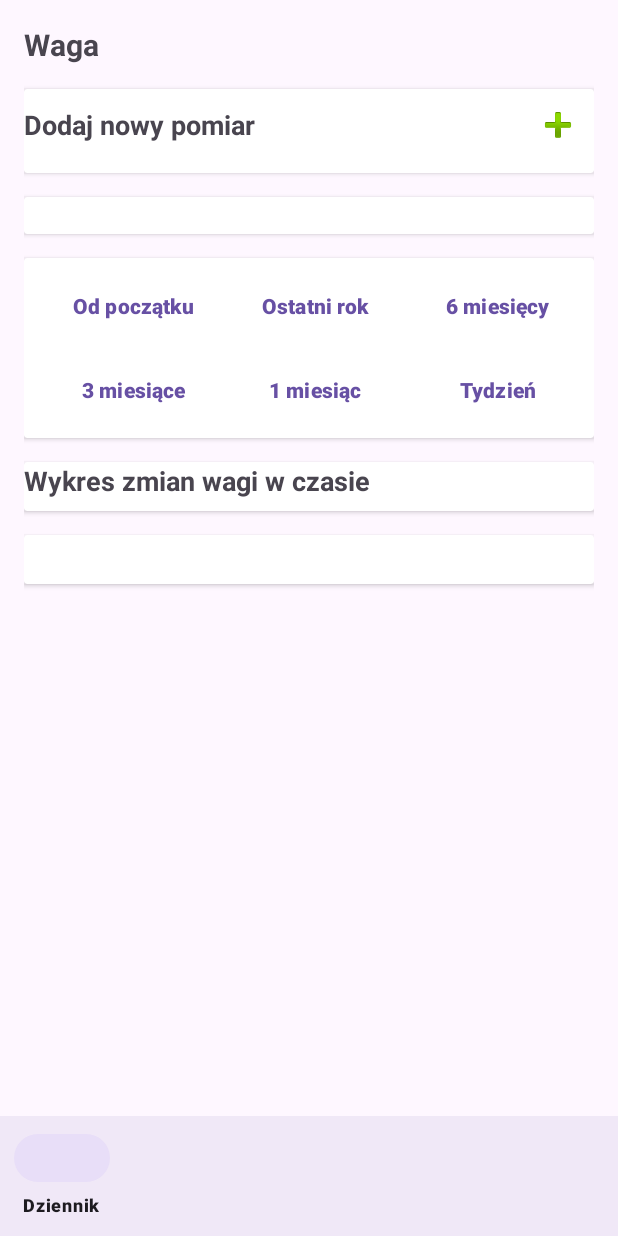
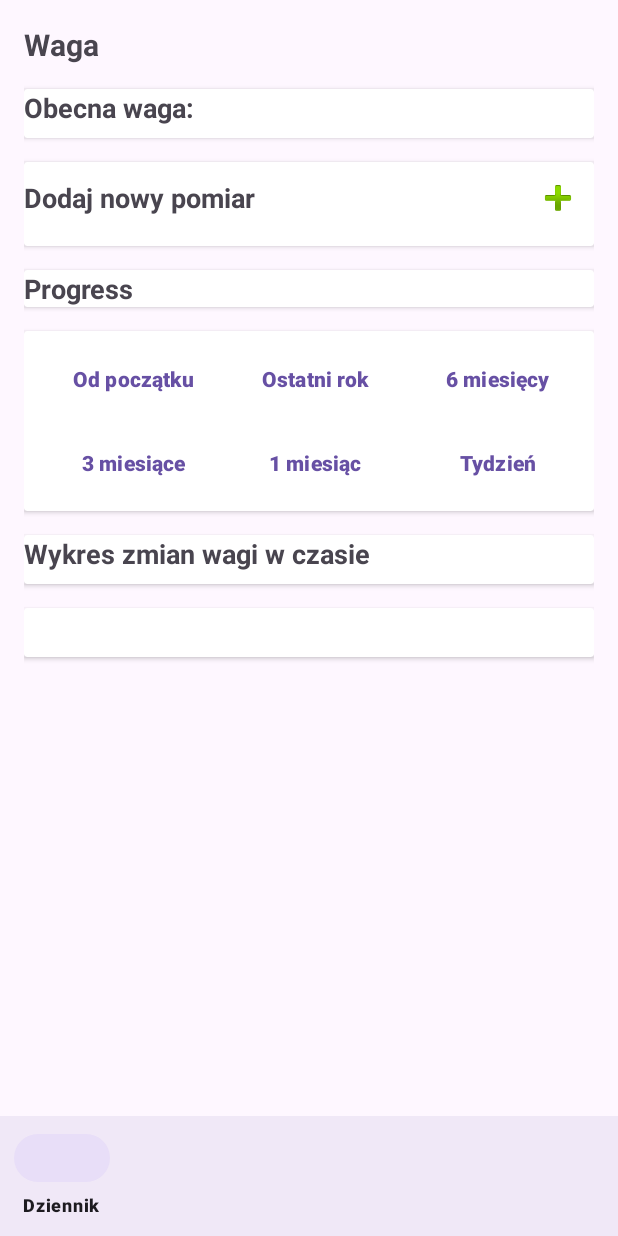
Before and after one commit to kamknap/inzynierska, an Android app built with Jetpack Compose: the fragment UserWeightFragment placed in its activity, on a phone screen of 412 x 824 dp. Run offline under Robolectric (Android 15) with nearby library versions, the phone set to English and light mode, and no system bars.

Commit message:
Add user weight tracking and progress stats
Introduces API methods and UI elements for displaying current user weight and progress towards goals. Updates data models to include initial weight, adjusts fragments to fetch and show weight/progress, and refines layout for better presentation.

```diff
--- a/app/src/main/java/com/example/fithub/ApiService.kt
+++ b/app/src/main/java/com/example/fithub/ApiService.kt
@@ -8,14 +8,17 @@ interface ApiService {
     @GET("/api/users")
     suspend fun getUsers(): List<NewUserDto>
 
+    @GET("/api/users/{id}")
+    suspend fun getUserById(@Path("id") id: String): NewUserDto
+
     @POST("/api/users")
     suspend fun createUser(@Body user: CreateUserDto): NewUserDto
 
     @POST("/api/user-goals")
     suspend fun createUserGoal(@Body userGoal: CreateUserGoalDto): UserGoalDto
 
-    @GET("/api/user-goals")
-    suspend fun getUserGoals(): List<UserGoalDto>
+    @GET("/api/user-goals/user/{userId}")
+    suspend fun getUserGoalsByUserId(@Path("userId") userId: String): List<UserGoalDto>
 
     // Foods endpoints
     @GET("/api/foods")
--- a/app/src/main/java/com/example/fithub/UserGoalsFragment.kt
+++ b/app/src/main/java/com/example/fithub/UserGoalsFragment.kt
@@ -281,6 +281,7 @@ class GoalsFragment : Fragment(R.layout.fragment_user_goals) {
                             "maintain" -> "maintain"
                             else -> "maintain"
                         },
+                        firstWeightKg = goals.firstWeight?.toInt() ?: 0,
                         targetWeightKg = goals.targetWeight?.toInt() ?: 0,
                         plan = GoalPlanData(
                             trainingFrequencyPerWeek = goals.trainingFrequencyPerWeek,
--- a/app/src/main/java/com/example/fithub/UserWeightFragment.kt
+++ b/app/src/main/java/com/example/fithub/UserWeightFragment.kt
@@ -1,19 +1,92 @@
 package com.example.fithub
 
 import android.os.Bundle
+import android.util.Log
 import androidx.fragment.app.Fragment
-import android.view.LayoutInflater
 import android.view.View
-import android.view.ViewGroup
 import android.widget.TextView
+import android.widget.Toast
+import androidx.lifecycle.lifecycleScope
+import com.example.fithub.data.UserGoalDto
+import kotlinx.coroutines.launch
 
 
 class UserWeightFragment : Fragment(R.layout.fragment_user_weight) {
 
+    private lateinit var userWeight: TextView
+    private lateinit var userProgress: TextView
+
     override fun onViewCreated(view: View, savedInstanceState: Bundle?) {
         super.onViewCreated(view, savedInstanceState)
 
-        val textView = view.findViewById<TextView>(R.id.textView)
+        userWeight = view.findViewById(R.id.tvCurrentWeight)
+        userProgress = view.findViewById(R.id.tvProgress)
+        val userId = "68cbc06e6cdfa7faa8561f82"
+        getCurrentWeight(userId)
+        updateProgressStats(userId)
     }
 
+    private fun getCurrentWeight(userId: String){
+        viewLifecycleOwner.lifecycleScope.launch {
+            try {
+                val user = NetworkModule.api.getUserById(userId)
+                userWeight.text = "Obecna waga: ${user.profile.weightKg}kg"
+            }
+            catch (e: Exception){
+                Toast.makeText(
+                    requireContext(),
+                    "Błąd: ${e.message}",
+                    Toast.LENGTH_SHORT
+                ).show()
+            }
+        }
+    }
+
+    private fun updateProgressStats(userId: String){
+        viewLifecycleOwner.lifecycleScope.launch {
+            try {
+                val user = NetworkModule.api.getUserById(userId)
+                val userGoals = NetworkModule.api.getUserGoalsByUserId(userId)
+
+                if (userGoals.isEmpty()) {
+                    userProgress.text = "Brak aktywnego celu"
+                    return@launch
+                }
+
+                val currentWeight = user.profile.weightKg
+
+                val activeGoal = userGoals.firstOrNull { it.status == "active" }
+                    ?: userGoals.first()
+
+                val startWeight = activeGoal.firstWeightKg
+                val targetWeight = activeGoal.targetWeightKg
+                val goalType = activeGoal.type
+
+                when (goalType){
+                    "lose_weight" -> {
+                        val remaining = currentWeight - targetWeight
+                        val progress = startWeight - currentWeight
+                        userProgress.text = "Schudnięto: ${progress}kg, pozostało: ${remaining}kg"
+                    }
+                    "gain_weight" -> {
+                        val remaining = targetWeight - currentWeight
+                        val progress = currentWeight - startWeight
+                        userProgress.text = "Przybrano: ${progress}kg, pozostało: ${remaining}kg"
+                    }
+                    "maintain" -> {
+                        val difference = startWeight - currentWeight
+                        userProgress.text = "Różnica względem wagi początkowej: ${difference}kg"
+                    }
+                }
+            }
+            catch (e: Exception){
+                Log.e("UserWeightFragment", "Błąd: ${e.message}", e)
+                Toast.makeText(
+                    requireContext(),
+                    "Błąd: ${e.message}",
+                    Toast.LENGTH_SHORT
+                ).show()
+            }
+        }
+    }
 }
--- a/app/src/main/java/com/example/fithub/data/GoalsData.kt
+++ b/app/src/main/java/com/example/fithub/data/GoalsData.kt
@@ -3,6 +3,7 @@ import androidx.annotation.IntRange
 
 data class GoalsData(
     val mainGoal: MainGoal = MainGoal.MAINTAIN,
+    val firstWeightKg: Double? = null,
     val targetWeightKg: Double? = null,
     @IntRange(from = 1, to = 5)
     val activityLevel: Int = 1,
@@ -24,6 +25,7 @@ data class GoalsData(
         MainGoal.GAIN -> "Przytyć"
     }
     val targetWeight: Double? get() = targetWeightKg
+    val firstWeight: Double? get() = firstWeightKg
 
     fun isComplete(): Boolean = targetWeightKg != null
 
@@ -36,6 +38,7 @@ data class GoalsData(
 
     fun toDto(): AddGoalsDto = AddGoalsDto(
         mainGoal = mainGoalKey,
+        firstWeight = firstWeightKg?.toInt() ?:0,
         targetWeight = targetWeightKg?.toInt() ?: 0,
         activityLevel = activityLevel,
         trainingFrequencyPerWeek = trainingFrequencyPerWeek,
@@ -46,7 +49,8 @@ data class GoalsData(
 }
 
 data class AddGoalsDto(
-    val mainGoal: String,              // "lose_weight" | "maintain" | "gain_weight"
+    val mainGoal: String, // "lose_weight" | "maintain" | "gain_weight"
+    val firstWeight: Int,
     val targetWeight: Int,             // kg
     val activityLevel: Int,            // 1..5
     val trainingFrequencyPerWeek: Int, // 0..7
--- a/app/src/main/java/com/example/fithub/data/UserGoalDto.kt
+++ b/app/src/main/java/com/example/fithub/data/UserGoalDto.kt
@@ -4,8 +4,9 @@ import com.google.gson.annotations.SerializedName
 
 data class UserGoalDto(
     @SerializedName("_id") val id: String,
-    val userId: UserIdData,
+    val userId: String,
     val type: String,
+    val firstWeightKg: Int,
     val targetWeightKg: Int,
     val plan: GoalPlanData,
     val status: String,
@@ -31,6 +32,7 @@ data class GoalPlanData(
 data class CreateUserGoalDto(
     val userId: String,
     val type: String,
+    val firstWeightKg: Int,
     val targetWeightKg: Int,
     val plan: GoalPlanData,
     val status: String = "active",
--- a/app/src/main/res/layout/fragment_user_weight.xml
+++ b/app/src/main/res/layout/fragment_user_weight.xml
@@ -19,6 +19,31 @@
         android:layout_marginBottom="16dp"/>
 
         <androidx.cardview.widget.CardView
+            android:id="@+id/cvCurrentWeight"
+            android:layout_width="match_parent"
+            android:layout_height="wrap_content"
+            android:layout_marginBottom="16dp">
+
+            <LinearLayout
+                android:layout_width="match_parent"
+                android:layout_height="wrap_content"
+                android:orientation="horizontal"
+                android:gravity="center_vertical"
+                android:layout_marginBottom="8dp">
+
+                <TextView
+                    android:id="@+id/tvCurrentWeight"
+                    android:layout_width="0dp"
+                    android:layout_height="wrap_content"
+                    android:layout_weight="1"
+                    android:text="Obecna waga: "
+                    android:textSize="18sp"
+                    android:textStyle="bold" />
+
+            </LinearLayout>
+        </androidx.cardview.widget.CardView>
+
+        <androidx.cardview.widget.CardView
             android:id="@+id/cvAddWeight"
             android:layout_width="match_parent"
             android:layout_height="wrap_content"
@@ -36,9 +61,9 @@
                     android:layout_width="0dp"
                     android:layout_height="wrap_content"
                     android:layout_weight="1"
+                    android:text="Dodaj nowy pomiar"
                     android:textSize="18sp"
-                    android:textStyle="bold"
-                    android:text="Dodaj nowy pomiar"/>
+                    android:textStyle="bold" />
 
                 <ImageButton
                     android:id="@+id/btnAddWeight"
@@ -52,15 +77,17 @@
         </androidx.cardview.widget.CardView>
 
         <androidx.cardview.widget.CardView
-            android:id="@+id/cvStats"
+            android:id="@+id/cvProgress"
             android:layout_width="match_parent"
             android:layout_height="wrap_content"
             android:layout_marginBottom="16dp">
 
             <TextView
-                android:id="@+id/tvStats"
+                android:id="@+id/tvProgress"
                 android:layout_width="match_parent"
                 android:layout_height="wrap_content"
+                android:layout_weight="1"
+                android:text="Progress"
                 android:textSize="18sp"
                 android:textStyle="bold" />
         </androidx.cardview.widget.CardView>
```
